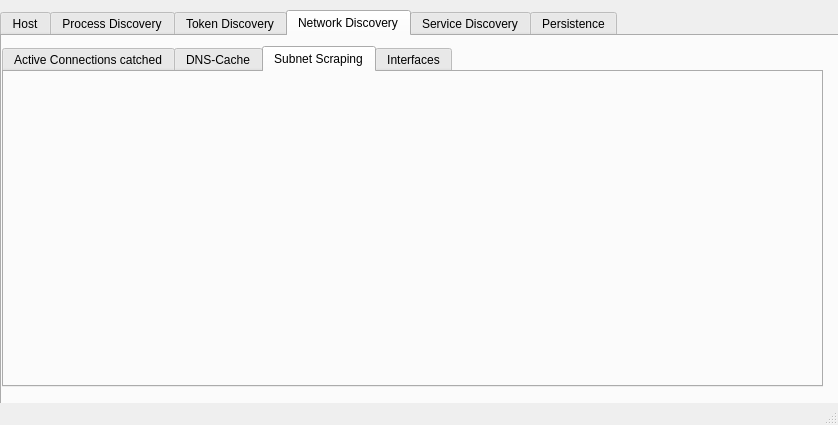
First picture: the form in mainwindow.ui, repository KernelPhantom-010/blue-bear-Red-Teaming-Host-Recon-Tool, before the edit.
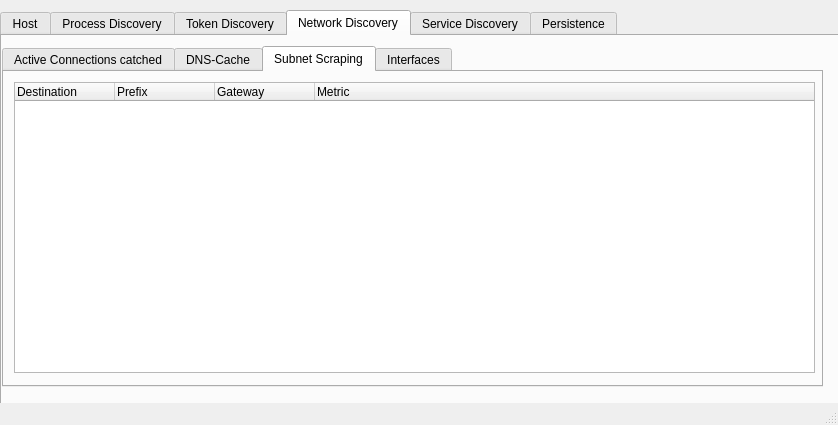
Second picture: the form after the edit. The open tabs and pages were chosen to show the change.

Commit message: Subnet Scraping integrated. Next is Interfaces, it's gonna take a short time implementing it, after this I will work at the Service Discovery.

```diff
--- a/mainwindow.ui
+++ b/mainwindow.ui
@@ -338,6 +338,36 @@
        <attribute name="title">
         <string>Subnet Scraping</string>
        </attribute>
+       <widget class="QTreeWidget" name="treeWidget_3">
+        <property name="geometry">
+         <rect>
+          <x>10</x>
+          <y>10</y>
+          <width>801</width>
+          <height>291</height>
+         </rect>
+        </property>
+        <column>
+         <property name="text">
+          <string>Destination </string>
+         </property>
+        </column>
+        <column>
+         <property name="text">
+          <string>Prefix</string>
+         </property>
+        </column>
+        <column>
+         <property name="text">
+          <string>Gateway</string>
+         </property>
+        </column>
+        <column>
+         <property name="text">
+          <string>Metric</string>
+         </property>
+        </column>
+       </widget>
       </widget>
       <widget class="QWidget" name="tab_10">
        <attribute name="title">
```
Left out of the diff: 2 changed lines with no effect on the pictures. The commit also changes 5 other files.
